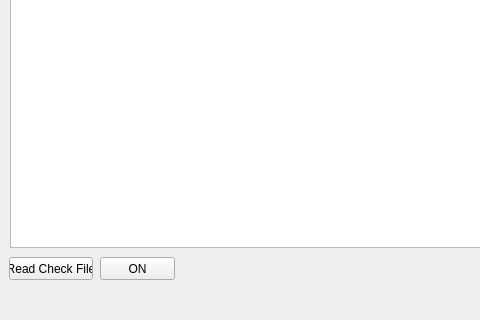
n6nq/checking, file mainwindow.ui: the form before one commit; both pictures show x 0 to 480 and y 310 to 630 of the 1032 by 630 pixel window.
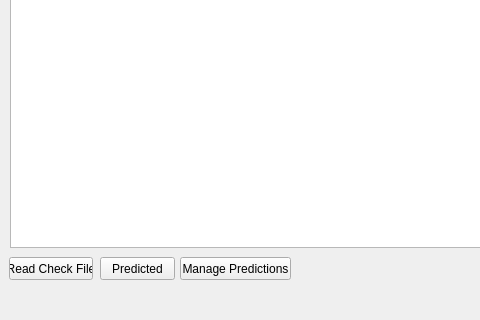
The form after the commit.

Commit message: Add manage predictions dialog.

```diff
--- a/mainwindow.ui
+++ b/mainwindow.ui
@@ -24,7 +24,7 @@
      </rect>
     </property>
     <property name="text">
-     <string>ON</string>
+     <string>Predicted</string>
     </property>
    </widget>
    <widget class="QPushButton" name="btnReadFile">
@@ -215,6 +215,19 @@
      </rect>
     </property>
    </widget>
+   <widget class="QPushButton" name="btnMngPredict">
+    <property name="geometry">
+     <rect>
+      <x>180</x>
+      <y>550</y>
+      <width>111</width>
+      <height>23</height>
+     </rect>
+    </property>
+    <property name="text">
+     <string>Manage Predictions</string>
+    </property>
+   </widget>
    <zorder>listEntries</zorder>
    <zorder>btnOn</zorder>
    <zorder>btnReadFile</zorder>
```
Left out of the diff: 5 changed lines with no effect on the pictures. The commit also changes 10 other files.
